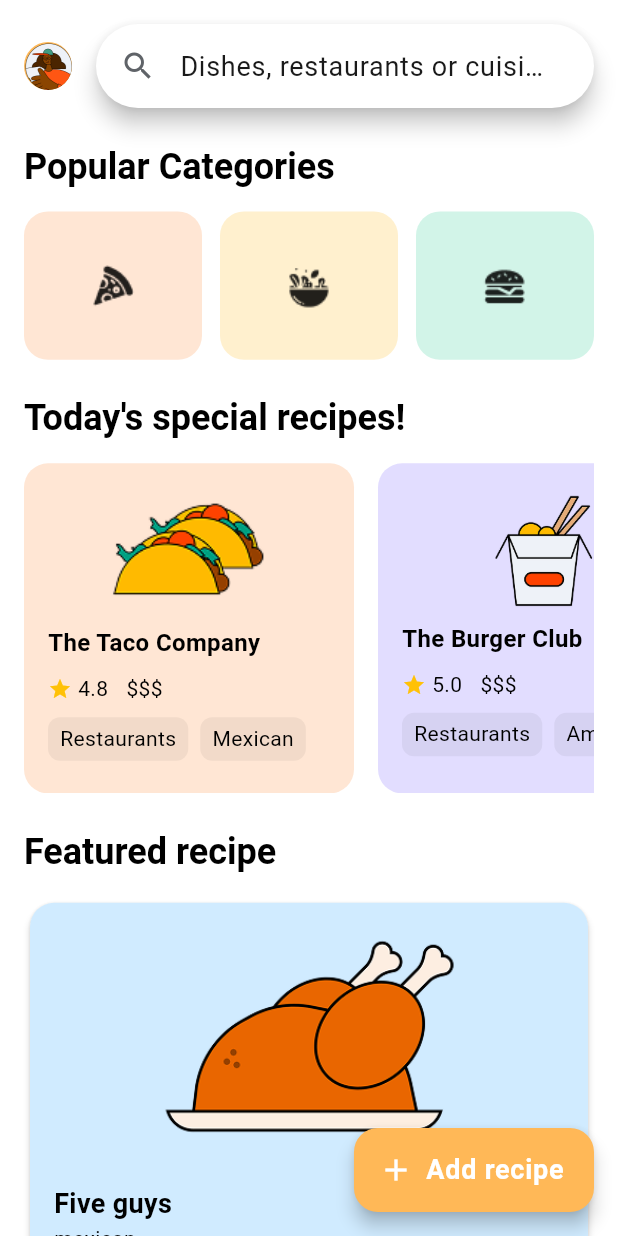
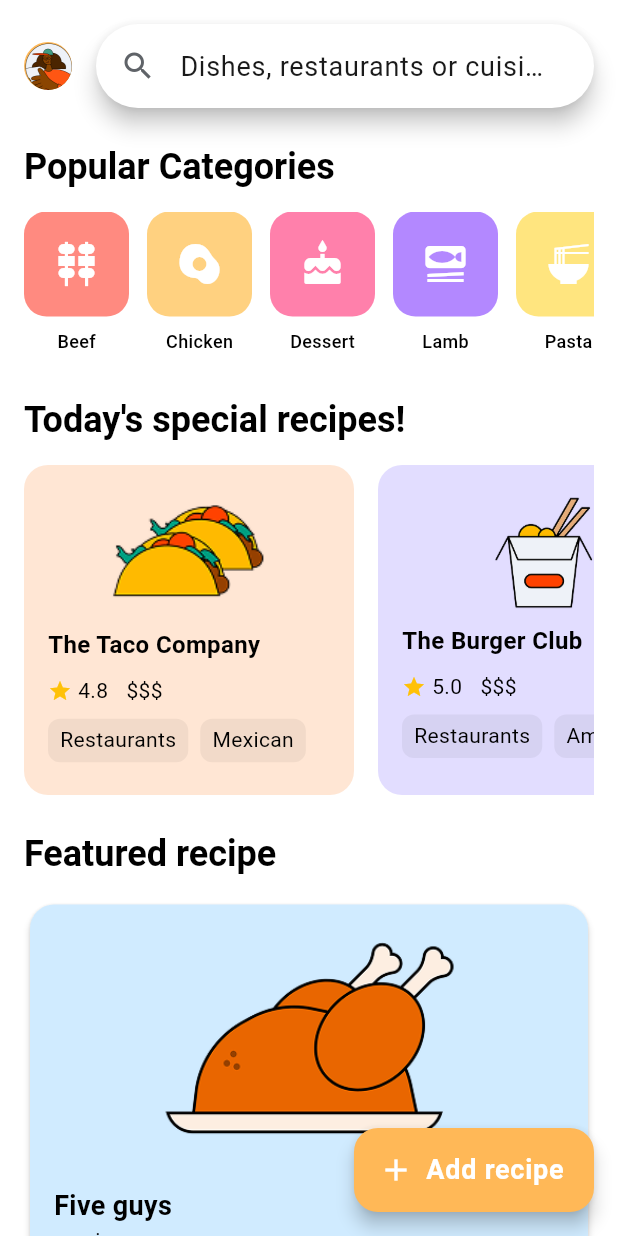
Before and after one commit to ssygnrchm/recipe_app, a Flutter app: the HomeScreen screen opened directly, on a phone screen of 412 x 824 dp. Run offline on Flutter 3.47's test engine with Material 3 defaults, Android fonts, the phone set to English and light mode, and no system bars; our stand-ins replace sqflite; accounts and stored records are empty; network calls fail.

Commit message:
adding recipe category with api

```diff
--- a/lib/presentation/pages/home_screen.dart
+++ b/lib/presentation/pages/home_screen.dart
@@ -11,6 +11,92 @@ import 'package:food_delivery_app/presentation/widgets/restaurant_card.dart';
 
 class HomeScreen extends StatelessWidget {
   const HomeScreen({super.key});
+
+  List<Widget> _buildCategoryList(BuildContext context) {
+    final List<Map<String, dynamic>> categories = [
+      {
+        "name": "Beef",
+        "icon": Icons.kebab_dining,
+        "color": Colors.redAccent.shade100,
+      },
+      {
+        "name": "Chicken",
+        "icon": Icons.egg_alt,
+        "color": Colors.orangeAccent.shade100,
+      },
+      {
+        "name": "Dessert",
+        "icon": Icons.cake,
+        "color": Colors.pinkAccent.shade100,
+      },
+      {
+        "name": "Lamb",
+        "icon": Icons.set_meal,
+        "color": Colors.deepPurpleAccent.shade100,
+      },
+      {
+        "name": "Pasta",
+        "icon": Icons.ramen_dining,
+        "color": Colors.amberAccent.shade100,
+      },
+      {
+        "name": "Seafood",
+        "icon": Icons.set_meal_rounded,
+        "color": Colors.blueAccent.shade100,
+      },
+      {
+        "name": "Breakfast",
+        "icon": Icons.free_breakfast,
+        "color": Colors.tealAccent.shade100,
+      },
+      {
+        "name": "Vegetarian",
+        "icon": Icons.grass,
+        "color": Colors.greenAccent.shade100,
+      },
+    ];
+
+    List<Widget> categoryWidgets = [];
+
+    for (int i = 0; i < categories.length; i++) {
+      categoryWidgets.add(
+        Padding(
+          padding: EdgeInsets.only(right: i == categories.length - 1 ? 0 : 12),
+          child: Column(
+            children: [
+              CategoryCard(
+                icon: Icon(
+                  categories[i]["icon"],
+                  size: 32,
+                  color: Colors.white,
+                ),
+                color: categories[i]["color"],
+                onTap: () {
+                  Navigator.push(
+                    context,
+                    MaterialPageRoute(
+                      builder:
+                          (context) => FoodCategoryScreen(
+                            categoryName: categories[i]["name"],
+                          ),
+                    ),
+                  );
+                },
+              ),
+              SizedBox(height: 8),
+              CustomText(
+                title: categories[i]["name"],
+                fsize: 12,
+                fweight: FontWeight.w500,
+              ),
+            ],
+          ),
+        ),
+      );
+    }
+
+    return categoryWidgets;
+  }
 
   @override
   Widget build(BuildContext context) {
@@ -51,40 +137,13 @@ class HomeScreen extends StatelessWidget {
 
                 const SizedBox(height: 16),
 
-                // Categories Cards
-                Row(
-                  children: [
-                    CategoryCard(
-                      icon: Assets.pizzaIcon,
-                      color: Color(0xFFFFE6D4),
-                      onTap: () {
-                        Navigator.push(
-                          context,
-                          MaterialPageRoute(
-                            builder: (contex) => RecipesListScreen(),
-                          ),
-                        );
-                      },
-                    ),
-                    SizedBox(width: 12),
-                    CategoryCard(
-                      icon: Assets.saladIcon,
-                      color: Color(0xFFFFF0CE),
-                      onTap: () {
-                        Navigator.push(
-                          context,
-                          MaterialPageRoute(
-                            builder: (contex) => FoodCategoryScreen(),
-                          ),
-                        );
-                      },
-                    ),
-                    SizedBox(width: 12),
-                    CategoryCard(
-                      icon: Assets.burgerIcon,
-                      color: Color(0xFFD2F4E8),
-                    ),
-                  ],
+                // Categories Cards - Horizontally scrollable list
+                SizedBox(
+                  height: 100, // Set a fixed height for the list
+                  child: SingleChildScrollView(
+                    scrollDirection: Axis.horizontal,
+                    child: Row(children: _buildCategoryList(context)),
+                  ),
                 ),
 
                 const SizedBox(height: 24),
--- a/lib/presentation/widgets/category_card.dart
+++ b/lib/presentation/widgets/category_card.dart
@@ -1,32 +1,35 @@
-// ignore_for_file: public_member_api_docs, sort_constructors_first
+// Update your CategoryCard widget in widgets/category_card.dart
+
 import 'package:flutter/material.dart';
 
-import 'package:food_delivery_app/presentation/pages/food_category_screen.dart';
+class CategoryCard extends StatelessWidget {
+  final dynamic icon; // Can be String (asset path) or Icon widget
+  final Color color;
+  final VoidCallback? onTap;
 
-class CategoryCard extends StatelessWidget {
-  final String icon;
-  final Color color;
-  void Function()? onTap;
-
-  CategoryCard({Key? key, required this.icon, required this.color, this.onTap})
-    : super(key: key);
+  const CategoryCard({
+    super.key,
+    required this.icon,
+    required this.color,
+    this.onTap,
+  });
 
   @override
   Widget build(BuildContext context) {
-    return Expanded(
-      child: AspectRatio(
-        aspectRatio: 1.2,
-        child: InkWell(
+    return GestureDetector(
       onTap: onTap,
       child: Container(
+        width: 70,
+        height: 70,
         decoration: BoxDecoration(
           color: color,
-              borderRadius: BorderRadius.circular(16),
+          borderRadius: BorderRadius.circular(15),
         ),
         child: Center(
-              child: Image.asset(icon, width: 32, color: Colors.black87),
-            ),
-          ),
+          child:
+              icon is String
+                  ? Image.asset(icon, width: 32, height: 32)
+                  : icon, // Use the Icon widget directly
         ),
       ),
     );
```
Also changed, not shown: lib/presentation/pages/food_category_screen.dart (+121 -124 lines). Lines whose indentation alone changed are shown as unchanged.
